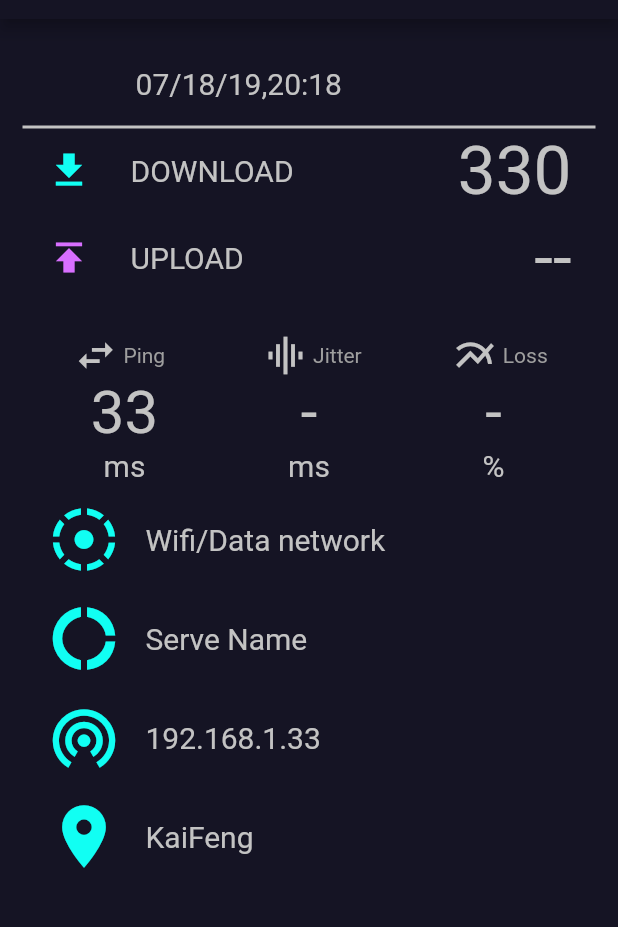
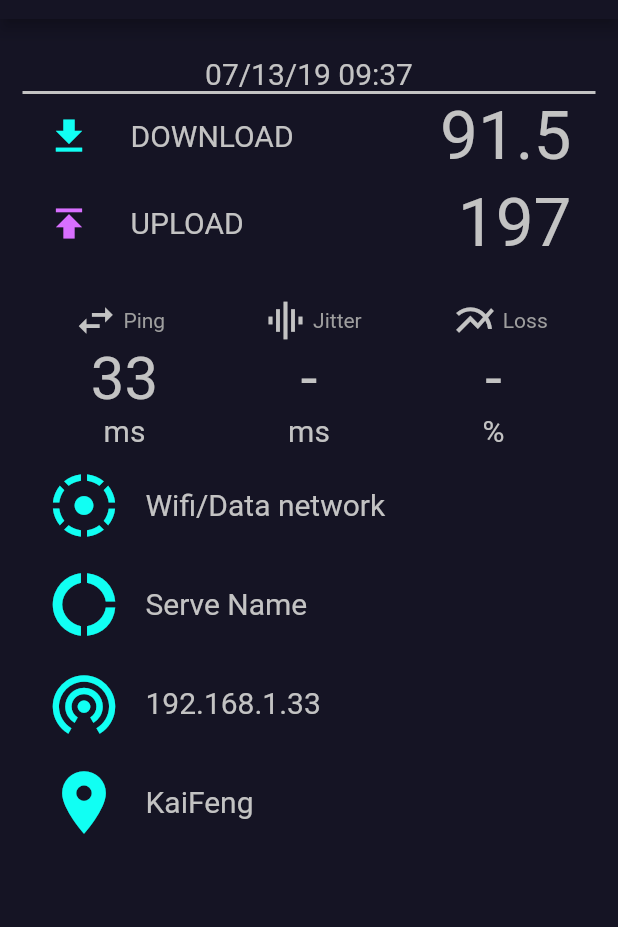
Before and after one commit to Catherine526940/Dart-speedtest, a Flutter app: the HistoryPage widget shown alone on an empty page, opened directly, after a tap on an icon or button, on a phone screen of 412 x 824 dp, the part 65-992 px from its top. Run offline on Flutter 3.47's test engine with Material 2 defaults, Android fonts, the phone set to English and light mode, and no system bars.

Commit message:
history页面传递参数

```diff
--- a/lib/pages/history.dart
+++ b/lib/pages/history.dart
@@ -48,15 +48,17 @@ class _HistoryPageState extends State<HistoryPage> {
               SizedBox(width: 40.0),
               Text('07/13/19\n10:34', style: TextStyle(color: Colors.white)),
               SizedBox(width: 40.0),
-            Text("232", style: TextStyle(color: Colors.white, fontSize: 25.0)),
+              Text("232",
+                  style: TextStyle(color: Colors.white, fontSize: 25.0)),
               SizedBox(width: 50.0),
-            Text("153", style: TextStyle(color: Colors.white, fontSize: 25.0)),
+              Text("153",
+                  style: TextStyle(color: Colors.white, fontSize: 25.0)),
             ],
           ),
         ),
         onPressed: () {
-          Navigator.of(context)
-              .push(MaterialPageRoute(builder: (context) => HisDetailPage()));
+          Navigator.of(context).push(MaterialPageRoute(
+              builder: (context) => HisDetailPage(message1: '232',message2: '153',message3: '07/13/19 10:34',)));
         },
       ),
       //第二条
@@ -83,8 +85,8 @@ class _HistoryPageState extends State<HistoryPage> {
           ),
         ),
         onPressed: () {
-          Navigator.of(context)
-              .push(MaterialPageRoute(builder: (context) => HisDetailPage()));
+          Navigator.of(context).push(MaterialPageRoute(
+              builder: (context) => HisDetailPage(message1: '91.5',message2: '197',message3: '07/13/19 09:37',)));
         },
       ),
     ]);
--- a/lib/pages/historydetail.dart
+++ b/lib/pages/historydetail.dart
@@ -1,12 +1,9 @@
 import 'package:flutter/material.dart';
 
-class HisDetailPage extends StatefulWidget {
-  HisDetailPage({Key key}) : super(key: key);
+class HisDetailPage extends StatelessWidget {
 
-  _HisDetailPageState createState() => _HisDetailPageState();
-}
-
-class _HisDetailPageState extends State<HisDetailPage> {
+  String  message1,message2,message3;//下载，上传，日期
+  HisDetailPage({this.message1,this.message2,this.message3});
   @override
   Widget build(BuildContext context) {
     return Scaffold(
@@ -24,13 +21,13 @@ class _HisDetailPageState extends State<HisDetailPage> {
         margin: EdgeInsets.all(15.0),
         child: Column(
           children: <Widget>[
-            ListTile(
-              title: Text(
-                '            07/18/19,20:18',
+            SizedBox(height: 10,),
+            SizedBox(width: 50,),
+            Text(
+                this.message3,
                 style: TextStyle(
                     fontSize: 20.0, color: Color.fromRGBO(195, 195, 195, 1.0)),
               ),
-            ),
             Container(
               width: double.infinity,
               height: 2.0,
@@ -45,7 +42,7 @@ class _HisDetailPageState extends State<HisDetailPage> {
               leading: Icon(Icons.get_app,
                   size: 30.0, color: Color.fromRGBO(17, 255, 243, 1.0)),
               trailing: Text(
-                "330",
+                this.message1,
                 style: TextStyle(
                     fontSize: 45.0, color: Color.fromRGBO(195, 195, 195, 1.0)),
               ),
@@ -57,7 +54,7 @@ class _HisDetailPageState extends State<HisDetailPage> {
             ),
             ListTile(
               trailing: Text(
-                "--",
+                this.message2,
                 style: TextStyle(
                     fontSize: 45.0, color: Color.fromRGBO(195, 195, 195, 1.0)),
               ),
```
Lines whose indentation alone changed are shown as unchanged.
